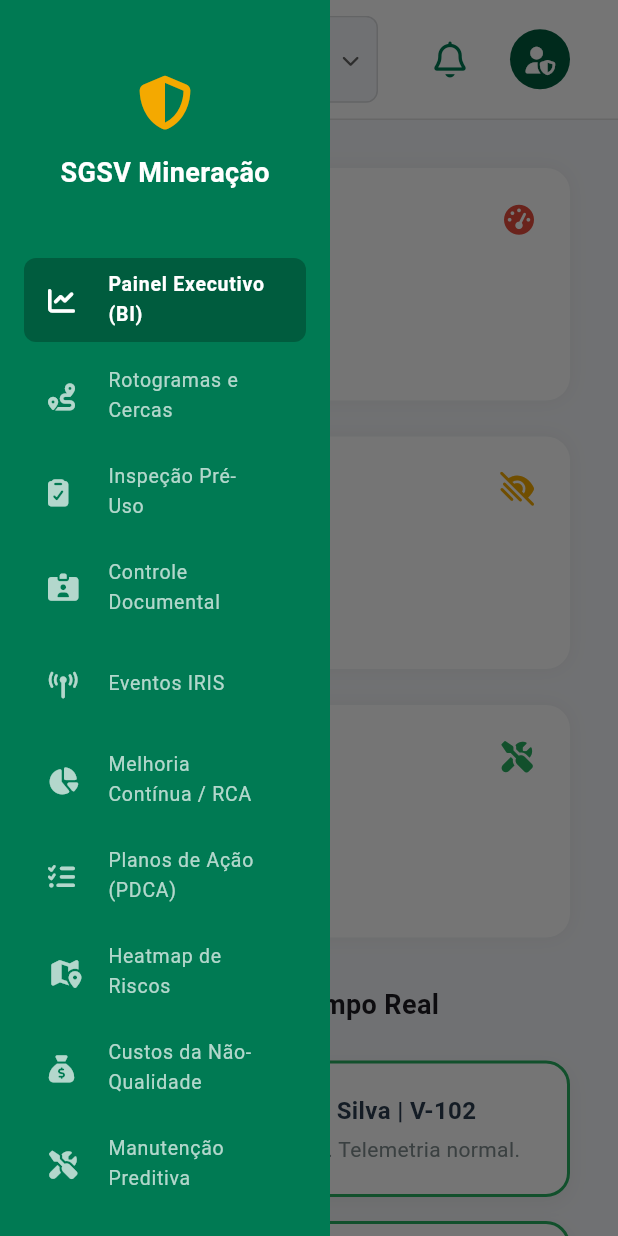
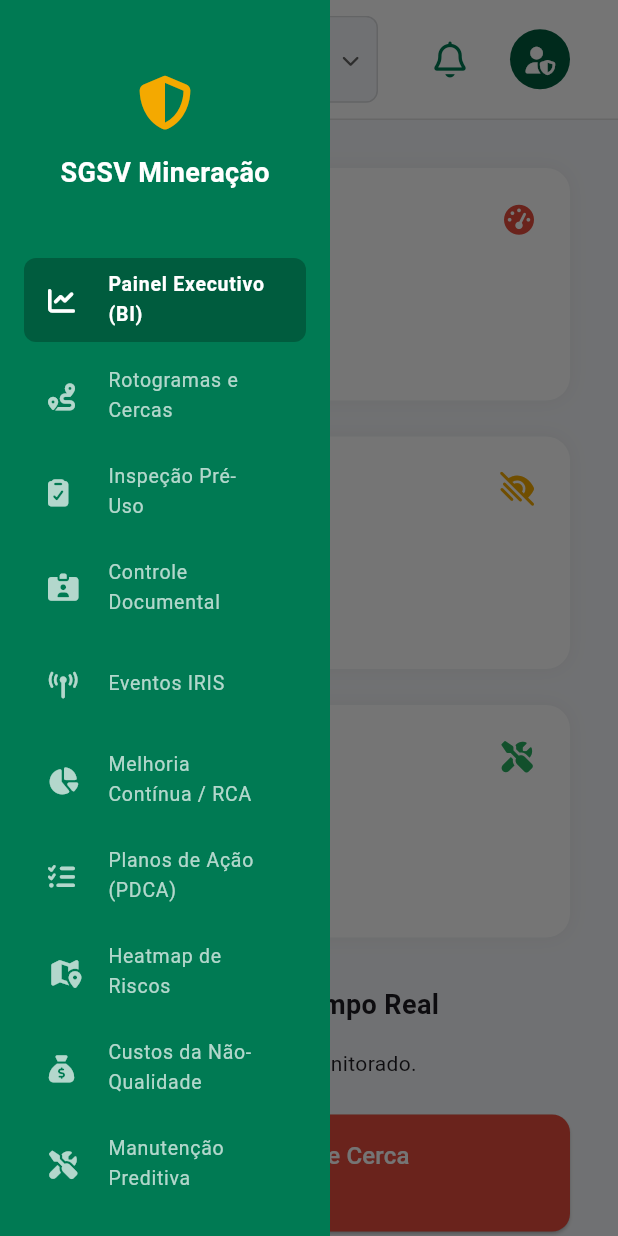
Before and after one commit to darlanv13/steep, a Flutter app: the screen it shows after launch, after a tap on the "menu" icon, on a phone screen of 412 x 824 dp. Run offline on Flutter 3.47's test engine with Material 3 defaults, Android fonts, the phone set to English and light mode, and no system bars; our stand-ins replace cloud_firestore, firebase_core, fl_chart, flutter_map, font_awesome_flutter, image_picker and 3 more; accounts and stored records are empty; network calls fail; Roboto replaces fonts that are missing (FontAwesome).

Commit message:
feat(dashboard): remove placeholders and implement dynamic KPIs
- `DataService`: Added `getDashboardKpis` to fetch top-level metrics.
- `DashboardScreen`: Converted to a `StatefulWidget` to dynamically load KPIs and actively monitor compliant drivers directly from the database rather than using hardcoded placeholders.
- `DmsEvidenceGallery`: Refactored to dynamically fetch the latest `IrisEvents` and inject the respective image URL into the detail screen.

Co-authored-by: darlanv13 <31708997+darlanv13@users.noreply.github.com>

```diff
--- a/lib/core/services/data_service.dart
+++ b/lib/core/services/data_service.dart
@@ -1,4 +1,5 @@
 abstract class DataService {
+  Future<Map<String, dynamic>> getDashboardKpis(String fleet, String shift, String period);
   Future<List<Map<String, dynamic>>> getActionPlans(String shift, String fleet, String period);
   Future<void> addActionPlan(Map<String, dynamic> plan);
   Future<void> updateActionPlan(String id, Map<String, dynamic> updates);
--- a/lib/core/services/firebase_data_service.dart
+++ b/lib/core/services/firebase_data_service.dart
@@ -5,6 +5,33 @@ import 'data_service.dart';
 
 class FirebaseDataService implements DataService {
   final FirebaseFirestore _firestore = FirebaseFirestore.instanceFor(app: Firebase.app(), databaseId: 'steepdb');
+
+  @override
+  Future<Map<String, dynamic>> getDashboardKpis(String fleet, String shift, String period) async {
+    try {
+      final snapshot = await _firestore
+          .collection('dashboard_kpis')
+          .where('shift', isEqualTo: shift)
+          .where('fleet', isEqualTo: fleet)
+          .limit(1)
+          .get();
+
+      if (snapshot.docs.isNotEmpty) {
+        return snapshot.docs.first.data();
+      }
+      return {
+        "telemetryInfractions": "N/A",
+        "dmsOccurrences": "N/A",
+        "mtbf": "N/A",
+      };
+    } catch (e) {
+      return {
+        "telemetryInfractions": "N/A",
+        "dmsOccurrences": "N/A",
+        "mtbf": "N/A",
+      };
+    }
+  }
 
   @override
   Future<List<Map<String, dynamic>>> getActionPlans(String shift, String fleet, String period) async {
--- a/lib/features/dashboard/screens/dashboard_screen.dart
+++ b/lib/features/dashboard/screens/dashboard_screen.dart
@@ -1,18 +1,60 @@
 import 'package:flutter/material.dart';
 import 'package:font_awesome_flutter/font_awesome_flutter.dart';
+import 'package:provider/provider.dart';
 import '../../../core/app_theme.dart';
+import '../../../core/providers/filter_provider.dart';
+import '../../../core/services/data_service.dart';
 import '../widgets/animated_status_card.dart';
 import '../widgets/critical_alert_trigger.dart';
 import '../../dms_monitoring/widgets/dms_evidence_gallery.dart';
 
-class DashboardScreen extends StatelessWidget {
+class DashboardScreen extends StatefulWidget {
   const DashboardScreen({super.key});
+
+  @override
+  State<DashboardScreen> createState() => _DashboardScreenState();
+}
+
+class _DashboardScreenState extends State<DashboardScreen> {
+  bool _isLoading = true;
+  Map<String, dynamic> _kpis = {};
+  List<Map<String, dynamic>> _drivers = [];
+
+  @override
+  void didChangeDependencies() {
+    super.didChangeDependencies();
+    final filter = Provider.of<FilterProvider>(context, listen: true);
+    _loadData(filter);
+  }
+
+  Future<void> _loadData(FilterProvider filter) async {
+    if (!mounted) return;
+
+    final service = Provider.of<DataService>(context, listen: false);
+
+    // Buscar KPIs e Motoristas baseados nos filtros
+    final kpis = await service.getDashboardKpis(filter.fleet, filter.shift, filter.period);
+    final compliance = await service.getComplianceData(filter.fleet);
+
+    if (mounted) {
+      setState(() {
+        _kpis = kpis;
+        // Filtra apenas compliance de motoristas
+        _drivers = compliance.where((d) => d['type'] == 'driver').toList();
+        _isLoading = false;
+      });
+    }
+  }
 
   @override
   Widget build(BuildContext context) {
     // Pegando a largura da tela para ajustes responsivos
     final screenWidth = MediaQuery.of(context).size.width;
     final isDesktop = screenWidth > 1100; // Ponto de quebra para layout web
+
+    if (_isLoading) {
+      return const Center(child: CircularProgressIndicator());
+    }
 
     return SingleChildScrollView(
       padding: const EdgeInsets.all(32),
@@ -27,7 +69,7 @@ class DashboardScreen extends StatelessWidget {
               _buildResponsiveKpiCard(
                 context: context,
                 title: "Infrações de Telemetria",
-                value: "1.2%",
+                value: _kpis['telemetryInfractions'] ?? '0.0%',
                 icon: FontAwesomeIcons.gaugeHigh,
                 color: AppTheme.alertaCritico,
                 subtitle: "Quebra de limites (RAC 02)",
@@ -35,7 +77,7 @@ class DashboardScreen extends StatelessWidget {
               _buildResponsiveKpiCard(
                 context: context,
                 title: "Ocorrências DMS",
-                value: "0.05",
+                value: _kpis['dmsOccurrences'] ?? '0.00',
                 icon: FontAwesomeIcons.eyeLowVision,
                 color: AppTheme.amareloVale,
                 subtitle: "Fadiga a cada 1000km",
@@ -43,7 +85,7 @@ class DashboardScreen extends StatelessWidget {
               _buildResponsiveKpiCard(
                 context: context,
                 title: "MTBF",
-                value: "450h",
+                value: _kpis['mtbf'] ?? '0h',
                 icon: FontAwesomeIcons.screwdriverWrench,
                 color: AppTheme.sucesso,
                 subtitle: "Tempo livre de quebras",
@@ -70,14 +112,16 @@ class DashboardScreen extends StatelessWidget {
                       ),
                     ),
                     const SizedBox(height: 16),
-                    const AnimatedStatusCard(
-                      driverName: "João Silva",
-                      vehicleId: "V-102",
-                    ),
-                    const AnimatedStatusCard(
-                      driverName: "Carlos Mendes",
-                      vehicleId: "V-205",
-                    ),
+                    if (_drivers.isEmpty)
+                      const Text("Nenhum condutor no raio monitorado.")
+                    else
+                      ..._drivers.take(3).map((d) {
+                        return AnimatedStatusCard(
+                          driverName: d['name'] ?? "Desconhecido",
+                          vehicleId: "V-DB",
+                          isCompliantInitial: d['statusColor'] != 'critical',
+                        );
+                      }),
                     const SizedBox(height: 24),
                     const CriticalAlertTrigger(),
                   ],
--- a/lib/features/dms_monitoring/widgets/dms_evidence_gallery.dart
+++ b/lib/features/dms_monitoring/widgets/dms_evidence_gallery.dart
@@ -1,24 +1,68 @@
 import 'package:flutter/material.dart';
 import 'package:font_awesome_flutter/font_awesome_flutter.dart';
+import 'package:provider/provider.dart';
 
+import '../../../core/services/data_service.dart';
 import 'dms_detail_screen.dart';
 
-class DmsEvidenceGallery extends StatelessWidget {
-  final String eventId = "evt_9948_dms";
-
+class DmsEvidenceGallery extends StatefulWidget {
   const DmsEvidenceGallery({super.key});
 
   @override
+  State<DmsEvidenceGallery> createState() => _DmsEvidenceGalleryState();
+}
+
+class _DmsEvidenceGalleryState extends State<DmsEvidenceGallery> {
+  String _eventId = "evt_9948_dms";
+  String _title = "Evidência de Distração (DMS)";
+  String _imageUrl = "https://via.placeholder.com/400x200/1a1a1a/ffffff?text=Câmera+de+Cabine";
+  bool _isLoading = true;
+
+  @override
+  void didChangeDependencies() {
+    super.didChangeDependencies();
+    _loadEvents();
+  }
+
+  Future<void> _loadEvents() async {
+    if (!mounted) return;
+
+    final service = Provider.of<DataService>(context, listen: false);
+    final events = await service.getIrisEvents();
+
+    if (mounted) {
+      setState(() {
+        if (events.isNotEmpty) {
+          final event = events.first;
+          _eventId = event['id'] ?? "evt_${DateTime.now().millisecondsSinceEpoch}";
+          _title = event['title'] ?? "Evidência de Fadiga (DMS)";
+          _imageUrl = event['imageUrl'] ?? _imageUrl;
+        }
+        _isLoading = false;
+      });
+    }
+  }
+
+  @override
   Widget build(BuildContext context) {
+    if (_isLoading) {
+      return const Card(
+        child: Padding(
+          padding: EdgeInsets.all(32.0),
+          child: Center(child: CircularProgressIndicator()),
+        ),
+      );
+    }
+
     return Card(
       child: Padding(
         padding: const EdgeInsets.all(16.0),
         child: Column(
           crossAxisAlignment: CrossAxisAlignment.start,
           children: [
-            const Text(
-              "Evidência de Distração (DMS)",
-              style: TextStyle(
+            Text(
+              _title,
+              style: const TextStyle(
                 fontSize: 18,
                 fontWeight: FontWeight.bold,
                 color: Color(0xFF2C3E50),
@@ -30,22 +74,20 @@ class DmsEvidenceGallery extends StatelessWidget {
                 Navigator.push(
                   context,
                   MaterialPageRoute(
-                    builder: (_) => DmsDetailScreen(eventId: eventId),
+                    builder: (_) => DmsDetailScreen(eventId: _eventId, imageUrl: _imageUrl),
                   ),
                 );
               },
               child: Hero(
-                tag: eventId,
+                tag: _eventId,
                 child: Container(
                   height: 150,
                   width: double.infinity,
                   decoration: BoxDecoration(
                     borderRadius: BorderRadius.circular(12),
                     color: Colors.black87,
-                    image: const DecorationImage(
-                      image: NetworkImage(
-                        'https://via.placeholder.com/400x200/1a1a1a/ffffff?text=Câmera+de+Cabine',
-                      ),
+                    image: DecorationImage(
+                      image: NetworkImage(_imageUrl),
                       fit: BoxFit.cover,
                       opacity: 0.7,
                     ),
```
Also changed, not shown: lib/core/services/mock_data_service.dart (+10 -0 lines), lib/features/dashboard/widgets/animated_status_card.dart (+9 -1 lines), lib/features/dms_monitoring/widgets/dms_detail_screen.dart (+4 -5 lines).
